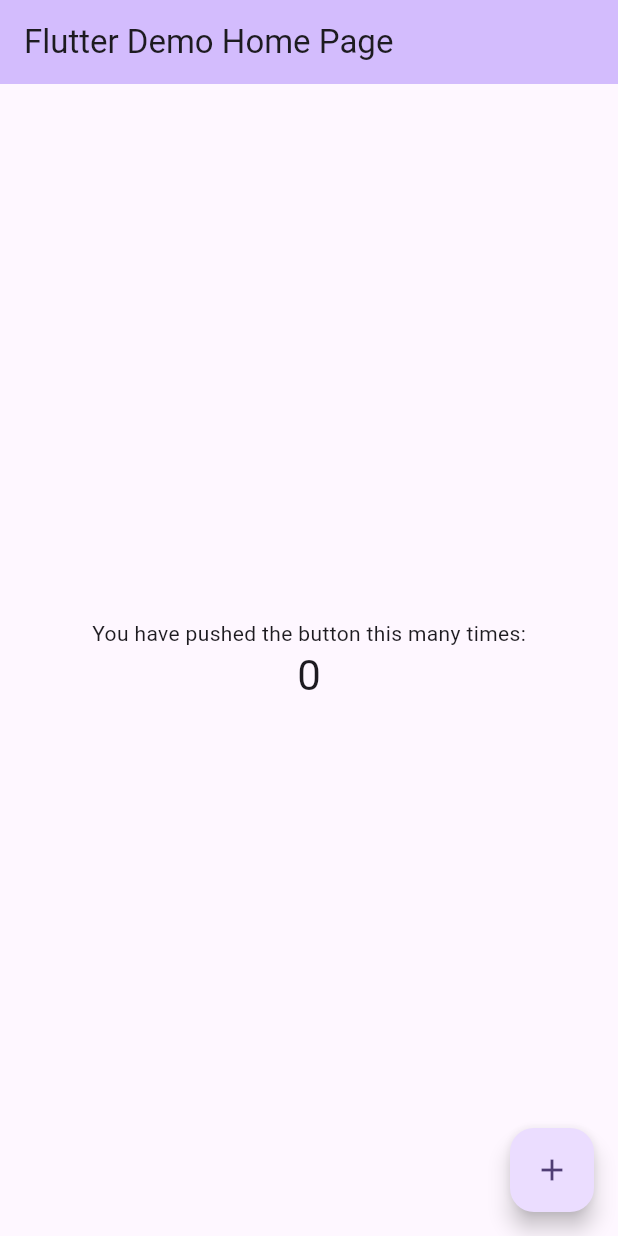
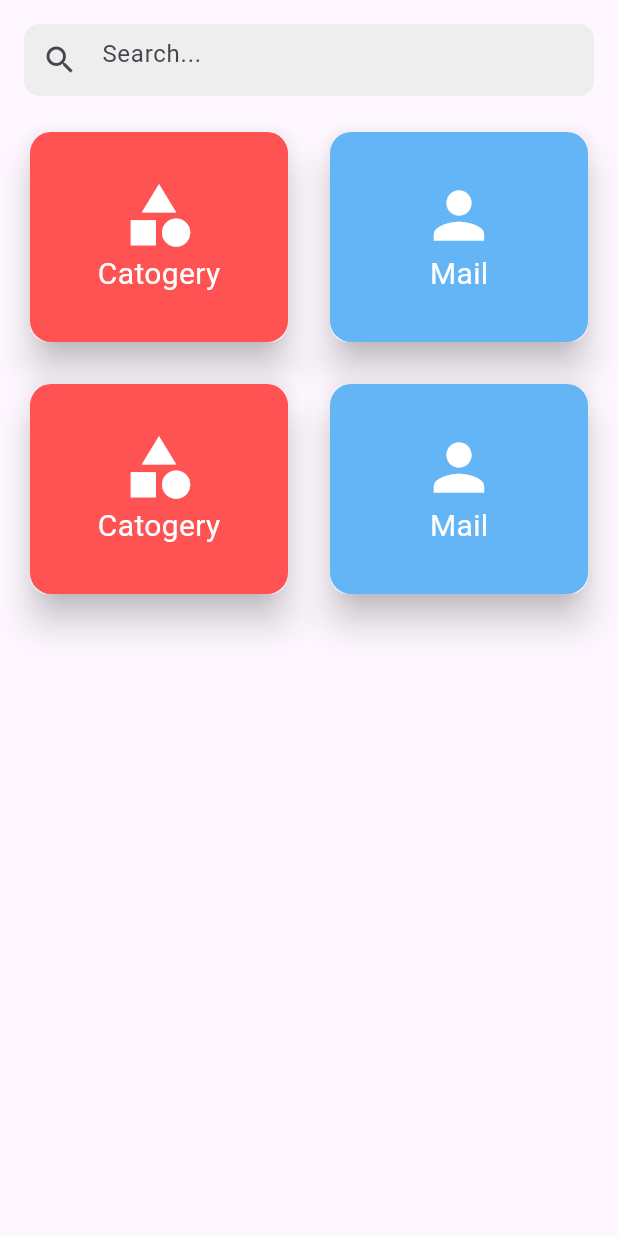
Before and after one commit to ParveenSheoran007/fashion_wave_admin, a Flutter app: the screen it shows after launch, on a phone screen of 412 x 824 dp. Run offline on Flutter 3.47's test engine with Material 3 defaults, Android fonts, the phone set to English and light mode, and no system bars.

Commit message:
HOME SCREEN UI

```diff
--- /dev/null
+++ b/lib/home_screen.dart
@@ -0,0 +1,132 @@
+import 'package:flutter/cupertino.dart';
+import 'package:flutter/material.dart';
+import 'package:flutter/widgets.dart';
+
+class HomeScreen extends StatefulWidget {
+  const HomeScreen({super.key});
+
+  @override
+  State<HomeScreen> createState() => _HomeScreenState();
+}
+
+class _HomeScreenState extends State<HomeScreen> {
+  @override
+  Widget build(BuildContext context) {
+    return  Scaffold(
+      body: SingleChildScrollView(
+        child: SafeArea(
+          child: Padding(
+            padding: const EdgeInsets.all(16),
+            child: Column(
+              children: [
+                Container(
+                  decoration: BoxDecoration(
+                    borderRadius: BorderRadius.circular(10),
+                    color: Colors.grey.shade200
+                  ),
+                  child: TextFormField(
+                    decoration: const InputDecoration(
+                      hintText: 'Search...',
+                      prefixIcon: Icon(Icons.search),
+                      border: InputBorder.none
+                    ),
+                  ),
+                ),
+                const SizedBox(height: 20,),
+                Row(
+                  children: [
+                    Expanded(
+                      child: Card(
+                        elevation: 10,
+                        child: Container(
+                          height: 140,
+                         decoration: BoxDecoration(
+                           borderRadius: BorderRadius.circular(14),
+                           color: Colors.redAccent
+                         ),
+                          child: const Column(
+                            mainAxisAlignment: MainAxisAlignment.center,
+                            children: [
+                              Icon(Icons.category,color: Colors.white,size: 50,),
+                              Text('Catogery',style: TextStyle(color: Colors.white,fontSize: 20),)
+                            ],
+                          ),
+                        ),
+                      ),
+                    ),
+                    const SizedBox(width: 20,),
+                    Expanded(
+                      child: Card(
+                        elevation: 10,
+                        child: Container(
+                          child: Column(
+                            mainAxisAlignment: MainAxisAlignment.center,
+                            children: [
+                              Icon(Icons.person,color: Colors.white,size: 50,),
+                              Text('Mail',style: TextStyle(color: Colors.white,fontSize: 20),)
+                            ],
+                          ),
+                          height: 140,
+                          decoration: BoxDecoration(
+                              borderRadius: BorderRadius.circular(14),
+                              color: Colors.blue.shade300
+                          ),
+                        ),
+                      ),
+                    ),
+
+                  ],
+                ),
+                const SizedBox(height: 20,),
+                Row(
+                  children: [
+                    Expanded(
+                      child: Card(
+                        elevation: 10,
+                        child: Container(
+                          height: 140,
+                          decoration: BoxDecoration(
+                              borderRadius: BorderRadius.circular(14),
+                              color: Colors.redAccent
+                          ),
+                          child: const Column(
+                            mainAxisAlignment: MainAxisAlignment.center,
+                            children: [
+                              Icon(Icons.category,color: Colors.white,size: 50,),
+                              Text('Catogery',style: TextStyle(color: Colors.white,fontSize: 20),)
+                            ],
+                          ),
+                        ),
+                      ),
+                    ),
+                    const SizedBox(width: 20,),
+                    Expanded(
+                      child: Card(
+                        elevation: 10,
+                        child: Container(
+                          child: Column(
+                            mainAxisAlignment: MainAxisAlignment.center,
+                            children: [
+                              Icon(Icons.person,color: Colors.white,size: 50,),
+                              Text('Mail',style: TextStyle(color: Colors.white,fontSize: 20),)
+                            ],
+                          ),
+                          height: 140,
+                          decoration: BoxDecoration(
+                              borderRadius: BorderRadius.circular(14),
+                              color: Colors.blue.shade300
+                          ),
+                        ),
+                      ),
+                    ),
+
+                  ],
+                ),
+              ],
+            ),
+          ),
+        ),
+      ),
+    );
+  }
+}
--- a/lib/main.dart
+++ b/lib/main.dart
@@ -1,3 +1,6 @@
+
+
+import 'package:fashion_wave_admin/home_screen.dart';
 import 'package:flutter/material.dart';
 
 void main() {
@@ -7,119 +10,16 @@
 class MyApp extends StatelessWidget {
   const MyApp({super.key});
 
-  // This widget is the root of your application.
   @override
   Widget build(BuildContext context) {
     return MaterialApp(
       title: 'Flutter Demo',
       theme: ThemeData(
-        // This is the theme of your application.
-        //
-        // TRY THIS: Try running your application with "flutter run". You'll see
-        // the application has a purple toolbar. Then, without quitting the app,
-        // try changing the seedColor in the colorScheme below to Colors.green
-        // and then invoke "hot reload" (save your changes or press the "hot
-        // reload" button in a Flutter-supported IDE, or press "r" if you used
-        // the command line to start the app).
-        //
-        // Notice that the counter didn't reset back to zero; the application
-        // state is not lost during the reload. To reset the state, use hot
-        // restart instead.
-        //
-        // This works for code too, not just values: Most code changes can be
-        // tested with just a hot reload.
         colorScheme: ColorScheme.fromSeed(seedColor: Colors.deepPurple),
         useMaterial3: true,
       ),
-      home: const MyHomePage(title: 'Flutter Demo Home Page'),
+      home:  HomeScreen(),
+      debugShowCheckedModeBanner: false,
     );
   }
 }
-
-class MyHomePage extends StatefulWidget {
-  const MyHomePage({super.key, required this.title});
-
-  // This widget is the home page of your application. It is stateful, meaning
-  // that it has a State object (defined below) that contains fields that affect
-  // how it looks.
-
-  // This class is the configuration for the state. It holds the values (in this
-  // case the title) provided by the parent (in this case the App widget) and
-  // used by the build method of the State. Fields in a Widget subclass are
-  // always marked "final".
-
-  final String title;
-
-  @override
-  State<MyHomePage> createState() => _MyHomePageState();
-}
-
-class _MyHomePageState extends State<MyHomePage> {
-  int _counter = 0;
-
-  void _incrementCounter() {
-    setState(() {
-      // This call to setState tells the Flutter framework that something has
-      // changed in this State, which causes it to rerun the build method below
-      // so that the display can reflect the updated values. If we changed
-      // _counter without calling setState(), then the build method would not be
-      // called again, and so nothing would appear to happen.
-      _counter++;
-    });
-  }
-
-  @override
-  Widget build(BuildContext context) {
-    // This method is rerun every time setState is called, for instance as done
-    // by the _incrementCounter method above.
-    //
-    // The Flutter framework has been optimized to make rerunning build methods
-    // fast, so that you can just rebuild anything that needs updating rather
-    // than having to individually change instances of widgets.
-    return Scaffold(
-      appBar: AppBar(
-        // TRY THIS: Try changing the color here to a specific color (to
-        // Colors.amber, perhaps?) and trigger a hot reload to see the AppBar
-        // change color while the other colors stay the same.
-        backgroundColor: Theme.of(context).colorScheme.inversePrimary,
-        // Here we take the value from the MyHomePage object that was created by
-        // the App.build method, and use it to set our appbar title.
-        title: Text(widget.title),
-      ),
-      body: Center(
-        // Center is a layout widget. It takes a single child and positions it
-        // in the middle of the parent.
-        child: Column(
-          // Column is also a layout widget. It takes a list of children and
-          // arranges them vertically. By default, it sizes itself to fit its
-          // children horizontally, and tries to be as tall as its parent.
-          //
-          // Column has various properties to control how it sizes itself and
-          // how it positions its children. Here we use mainAxisAlignment to
-          // center the children vertically; the main axis here is the vertical
-          // axis because Columns are vertical (the cross axis would be
-          // horizontal).
-          //
-          // TRY THIS: Invoke "debug painting" (choose the "Toggle Debug Paint"
-          // action in the IDE, or press "p" in the console), to see the
-          // wireframe for each widget.
-          mainAxisAlignment: MainAxisAlignment.center,
-          children: <Widget>[
-            const Text(
-              'You have pushed the button this many times:',
-            ),
-            Text(
-              '$_counter',
-              style: Theme.of(context).textTheme.headlineMedium,
-            ),
-          ],
-        ),
-      ),
-      floatingActionButton: FloatingActionButton(
-        onPressed: _incrementCounter,
-        tooltip: 'Increment',
-        child: const Icon(Icons.add),
-      ), // This trailing comma makes auto-formatting nicer for build methods.
-    );
-  }
-}
```
Also changed, not shown: 1 other file.
